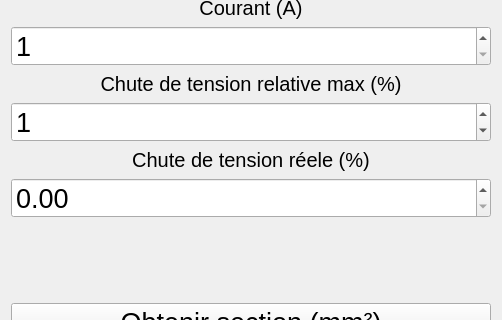
First picture: the form in Qt/SecApp/ongletcalcul.ui, repository MaximeJeanRey/CalculateurSection, before the edit; both pictures show x 0 to 502 and y 256 to 576 of the 502 by 813 pixel window.
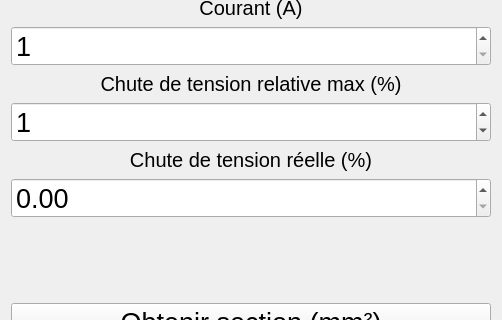
Second picture: the form after the edit.

Diff of the .ui file:
```diff
--- a/Qt/SecApp/ongletcalcul.ui
+++ b/Qt/SecApp/ongletcalcul.ui
@@ -137,7 +137,7 @@
       </font>
      </property>
      <property name="text">
-      <string>Chute de tension réele (%)</string>
+      <string>Chute de tension réelle (%)</string>
      </property>
      <property name="alignment">
       <set>Qt::AlignCenter</set>
```
